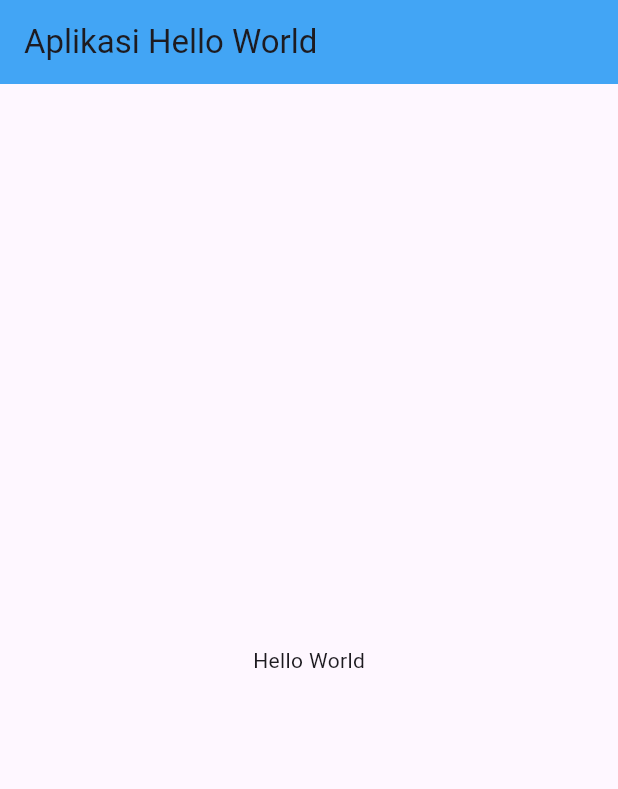
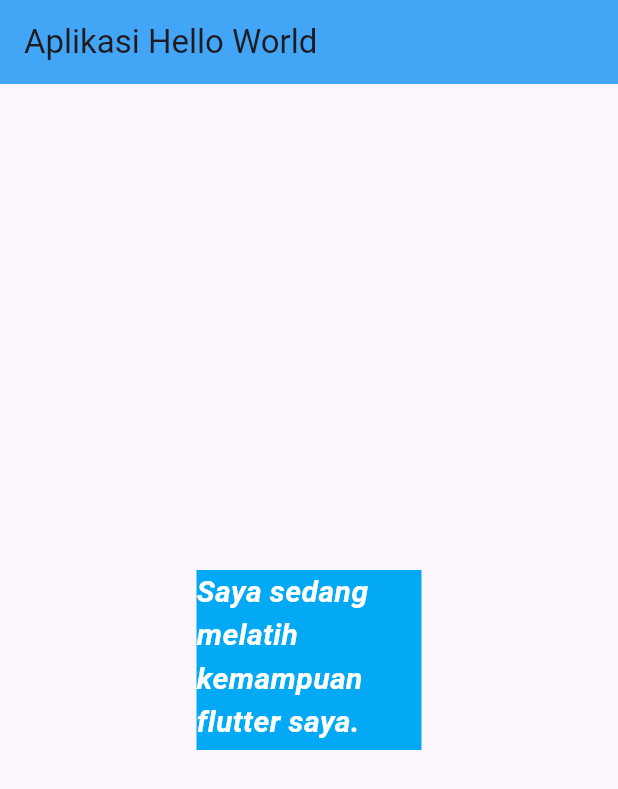
Before and after one commit to anjuucoklubis/Flutter---Learn, a Flutter app: the screen it shows after launch, on a phone screen of 412 x 824 dp. Shown: the top 789 px of the screen. Run offline on Flutter 3.47's test engine with Material 3 defaults, Android fonts, the phone set to English and light mode, and no system bars.

Commit message:
02.-FlutterLearn-TextWidget

```diff
--- a/lib/main.dart
+++ b/lib/main.dart
@@ -5,26 +5,20 @@ void main() {
   runApp(new MyApp());
 }
 
+// Catatan 1 ====================
 // cara bikin class MyApp dengan shorcut "stl" lalu enter
 // Stl adalah Stateless
 // Widged ada 2 macam : Stateless widget dan Statefull widget
 // dibawah ini adalah class MyApp dengan turunan Stateless  widget
 //material app = sebuah widget yg berisi data2 yang diperlukan oleh aplikasi yang menggunakan material desain
-// class MyApp extends StatelessWidget {
-//   @override
-//   Widget build(BuildContext context) {
-//     //method build
-//     return MaterialApp(
-//       home: Scaffold(
-//         appBar: AppBar(
-//           title: Text("Aplikasi Hello Wolrd"),
-//         ),
-//         body: Text("Hello World"),
-//       ),
-//     );
-//   }
-// }
 
+// Catatan 2 ==================== LASTEST
+// Widget Container digunakan untuk membungkus widget, dimana nantinya dapat digunakan untuk membuat padding, margin dll
+// MaxLines = digunakan untuk memberi maximal line pada cointaner
+// Overflow = digunakan untuk mengatur bagaimana text ditampilkan  jika dia terpotong
+// softWrap = jika true diakan disesuaikan, kalau false dipotong
+// textAlign = untuk mengatur text apakah rata kiri atau rata kanan
+// Style = mengatur gaya dari text
 class MyApp extends StatelessWidget {
   const MyApp({super.key});
 
@@ -36,7 +30,23 @@ class MyApp extends StatelessWidget {
           title: Text("Aplikasi Hello World"),
           backgroundColor: Color(0xFF42A5F5),
         ),
-        body: Center(child: Text("Hello World")),
+        body: Center(
+            child: Container(
+                color: Colors.lightBlue,
+                width: 150,
+                height: 120,
+                child: Text(
+                  "Saya sedang melatih kemampuan flutter saya.",
+                  // maxLines: 2,
+                  // overflow: TextOverflow.clip,
+                  // softWrap: false,
+                  //textAlign: TextAlign.center,
+                  style: TextStyle(
+                      color: Colors.white,
+                      fontStyle: FontStyle.italic,
+                      fontWeight: FontWeight.bold,
+                      fontSize: 20),
+                ))),
       ),
     );
   }
```
